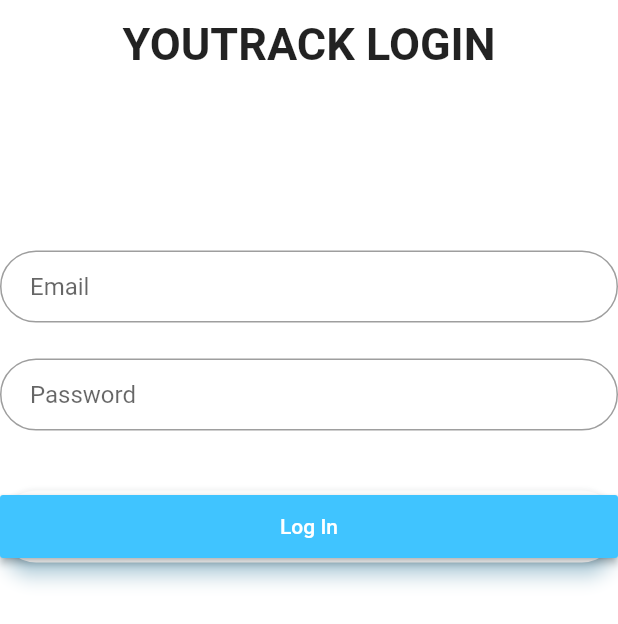
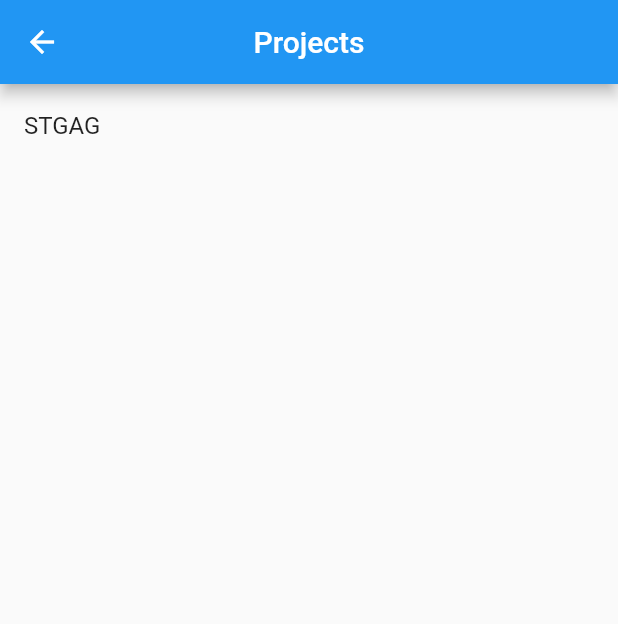
Before and after one commit to robert197/youtrack_timer, a Flutter app: the screen it shows after launch, after a tap on "Log In", on a phone screen of 412 x 824 dp. Shown: the top 624 px of the screen. Run offline on Flutter 3.47's test engine with Material 2 defaults, Android fonts, the phone set to English and light mode, and no system bars.

Commit message:
Add list and choose ticket page

```diff
--- a/lib/login_page.dart
+++ b/lib/login_page.dart
@@ -1,7 +1,8 @@
-import "dart:io";
 import "package:flutter/material.dart";
+import "project_list_page.dart";
 
 class LoginPage extends StatefulWidget {
+  static String tag = 'login-page';
 
   @override
     State<StatefulWidget> createState() => new _LoginPageState();
@@ -48,8 +49,7 @@ class _LoginPageState extends State<LoginPage> {
           minWidth: 200.0,
           height: 42.0,
           onPressed: () {
-
-            // Navigator.of(context).pushNamed(HomePage.tag);
+            Navigator.of(context).pushNamed(ProjectListPage.tag);
           },
           color: Colors.lightBlueAccent,
           child: new Text('Log In', style: new TextStyle(color: Colors.white)),
--- a/lib/main.dart
+++ b/lib/main.dart
@@ -1,18 +1,27 @@
-import 'package:flutter/material.dart';
-import 'login_page.dart';
+import "package:flutter/material.dart";
+import "login_page.dart";
+import "project_list_page.dart";
+import "choose_ticket_page.dart";
 
 void main() => runApp(new MyApp());
 
 class MyApp extends StatelessWidget {
   // This widget is the root of your application.
+  final routes = <String, WidgetBuilder> {
+    LoginPage.tag: (context) => new LoginPage(),
+    ProjectListPage.tag: (context) => new ProjectListPage(),
+    ChooseTicketPage.tag: (context) => new ChooseTicketPage()
+  };
+
   @override
   Widget build(BuildContext context) {
     return new MaterialApp(
-      title: 'Youtrack Timer',
+      title: "Youtrack Timer",
       theme: new ThemeData(
         primarySwatch: Colors.blue,
       ),
       home: new LoginPage(),
+      routes: routes,
     );
   }
 }
--- /dev/null
+++ b/lib/project_list_page.dart
@@ -0,0 +1,32 @@
+import "package:flutter/material.dart";
+import "choose_ticket_page.dart";
+
+class ProjectListPage extends StatefulWidget {
+   static String tag = 'project-list-page';
+   @override
+     State<StatefulWidget> createState() => new _ProjectListPageState();
+}
+
+class _ProjectListPageState extends State<ProjectListPage> {
+  @override
+    Widget build(BuildContext context) {
+      final list = new ListView(
+        children: <Widget>[
+          new ListTile(
+            onTap: () => Navigator.of(context).pushNamed(ChooseTicketPage.tag),
+            title: new Text("STGAG")
+          ),
+        ],
+      );
+
+      return new Scaffold(
+        appBar: new AppBar(
+          title: new Text("Projects"),
+          centerTitle: true,
+        ),
+        body: new Center(
+          child: list,
+        )
+      );
+    }
+}
```
Also changed, not shown: lib/choose_ticket_page.dart (added, +35 -0 lines).
